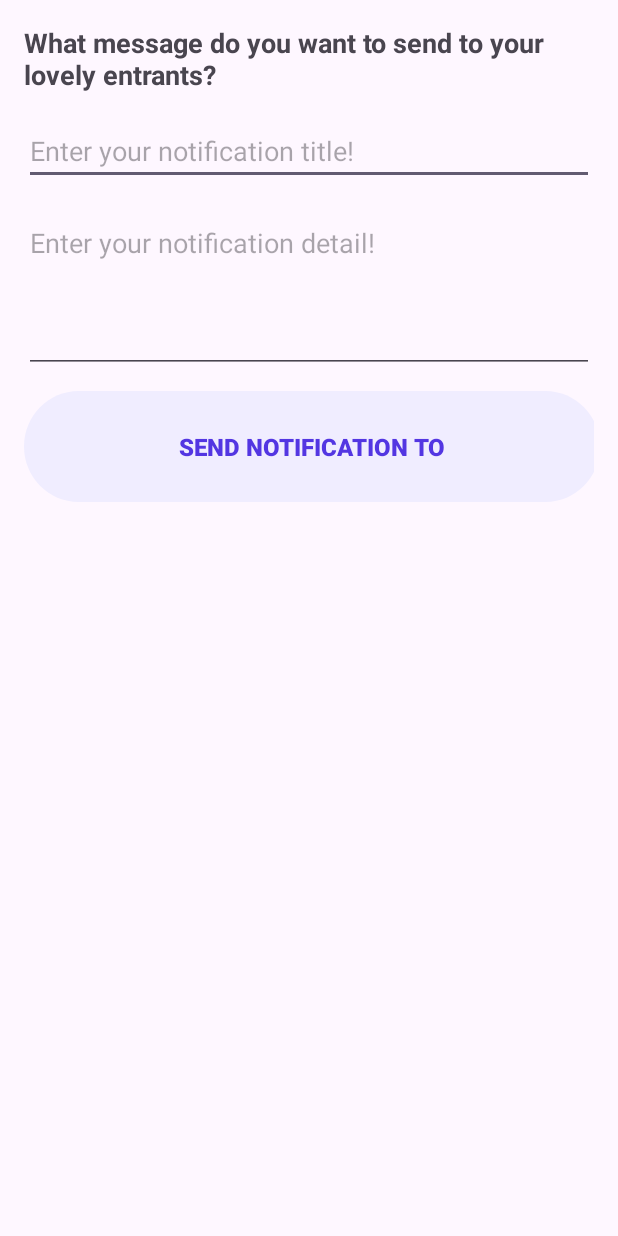
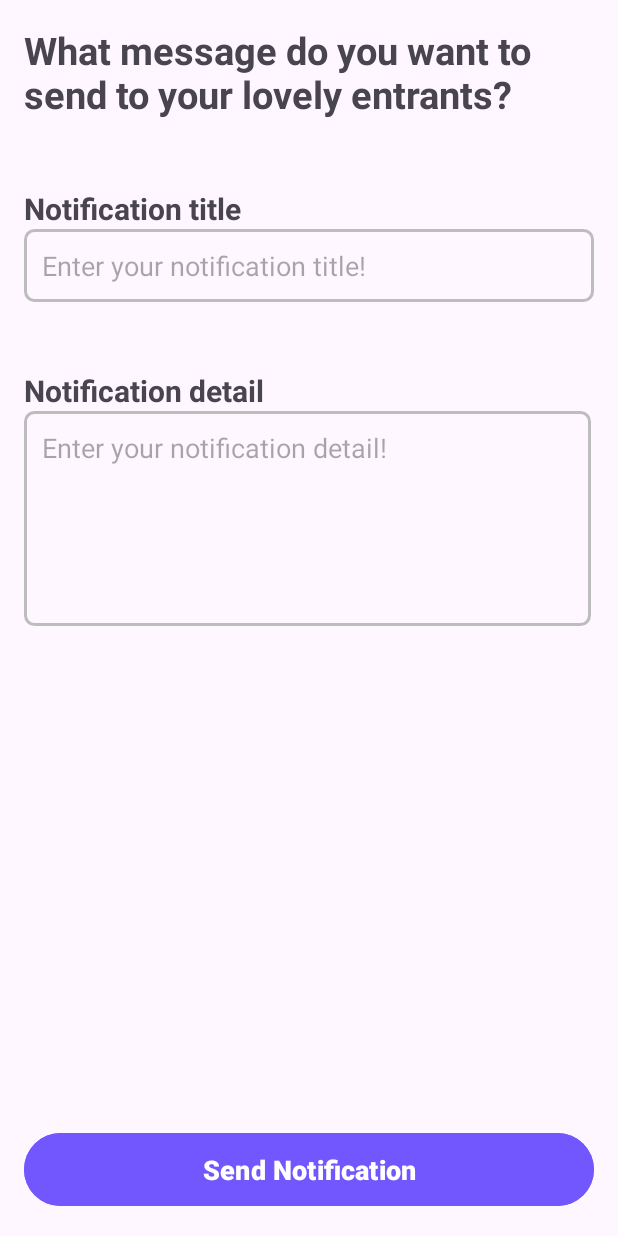
Before and after one commit to CMPUT301F24mohggg/MohgggDraw, an Android app: the layout fragment_notification_details.xml on its own in the app's theme, with its tools: preview values and no code run, on a phone screen of 412 x 824 dp. Run offline under Robolectric (Android 15) with nearby library versions, the light colour scheme and no system bars.

Commit message:
Minor changes

```diff
--- a/app/src/main/res/layout/fragment_notification_details.xml
+++ b/app/src/main/res/layout/fragment_notification_details.xml
@@ -1,11 +1,9 @@
-<?xml version="1.0" encoding="utf-8"?>
-<LinearLayout
+<androidx.constraintlayout.widget.ConstraintLayout
     xmlns:android="http://schemas.android.com/apk/res/android"
     xmlns:app="http://schemas.android.com/apk/res-auto"
     xmlns:tools="http://schemas.android.com/tools"
     android:layout_width="match_parent"
     android:layout_height="match_parent"
-    android:orientation="vertical"
     android:padding="16dp">
 
     <TextView
@@ -13,41 +11,86 @@
         android:layout_width="wrap_content"
         android:layout_height="wrap_content"
         android:text="What message do you want to send to your lovely entrants?"
-        android:textSize="18sp"
+        android:textSize="25sp"
         android:textStyle="bold"
-        android:layout_marginBottom="16dp" />
+        app:layout_constraintEnd_toEndOf="parent"
+        app:layout_constraintStart_toStartOf="parent"
+        app:layout_constraintTop_toTopOf="parent" />
+
+    <TextView
+        android:id="@+id/notification_title_text"
+        android:layout_width="wrap_content"
+        android:layout_height="wrap_content"
+        android:layout_marginTop="45dp"
+        android:text="Notification title"
+        android:textSize="20sp"
+        android:textStyle="bold"
+        app:layout_constraintBottom_toTopOf="@+id/notification_title"
+        app:layout_constraintEnd_toEndOf="parent"
+        app:layout_constraintHorizontal_bias="0.0"
+        app:layout_constraintStart_toStartOf="parent"
+        app:layout_constraintTop_toBottomOf="@+id/tv_notification_title"
+        app:layout_constraintVertical_bias="0.47" />
 
     <EditText
         android:id="@+id/notification_title"
         android:layout_width="match_parent"
         android:layout_height="wrap_content"
+        android:background="@drawable/rounded_edittext"
         android:hint="Enter your notification title!"
-        android:inputType="text" />
+        android:inputType="text"
+        android:padding="12dp"
+        app:layout_constraintEnd_toEndOf="parent"
+        app:layout_constraintHorizontal_bias="0.0"
+        app:layout_constraintStart_toStartOf="parent"
+        app:layout_constraintTop_toBottomOf="@+id/notification_title_text" />
+
+    <TextView
+        android:id="@+id/notification_detail_text"
+        android:layout_width="wrap_content"
+        android:layout_height="wrap_content"
+        android:layout_marginTop="45dp"
+        android:layout_marginEnd="30dp"
+        android:text="Notification detail"
+        android:textSize="20sp"
+        android:textStyle="bold"
+        app:layout_constraintBottom_toTopOf="@+id/notification_detail"
+        app:layout_constraintEnd_toEndOf="parent"
+        app:layout_constraintHorizontal_bias="0.0"
+        app:layout_constraintStart_toStartOf="parent"
+        app:layout_constraintTop_toBottomOf="@+id/notification_title" />
 
     <EditText
         android:id="@+id/notification_detail"
+        android:layout_width="378dp"
+        android:layout_height="143dp"
+        android:background="@drawable/rounded_edittext"
+        android:gravity="top"
+        android:hint="Enter your notification detail!"
+        android:inputType="textMultiLine"
+        android:lines="4"
+        android:padding="12dp"
+        app:layout_constraintEnd_toEndOf="parent"
+        app:layout_constraintHorizontal_bias="0.0"
+        app:layout_constraintStart_toStartOf="parent"
+        app:layout_constraintTop_toBottomOf="@+id/notification_detail_text" />
+
+    <Button
+        android:id="@+id/send_notification_button"
         android:layout_width="match_parent"
         android:layout_height="wrap_content"
-        android:hint="Enter your notification detail!"
-        android:inputType="textMultiLine"
         android:layout_marginTop="16dp"
-        android:lines="4"
-        android:gravity="top" />
+        android:paddingHorizontal="24dp"
+        android:backgroundTint="@color/purple_500"
+        android:text="Send Notification"
+        android:textStyle="bold"
+        android:textSize="18sp"
+        android:textAllCaps="false"
+        android:textColor="@android:color/white"
+        android:paddingVertical="12dp"
+        app:layout_constraintBottom_toBottomOf="parent"
+        app:layout_constraintEnd_toEndOf="parent"
+        app:layout_constraintHorizontal_bias="0.0"
+        app:layout_constraintStart_toStartOf="parent"/>
 
-    <androidx.appcompat.widget.AppCompatButton
-        android:id="@+id/send_notification_button"
-        android:layout_width="384dp"
-        android:layout_height="74dp"
-        android:layout_marginTop="12dp"
-        android:background="@drawable/large_trail"
-        android:gravity="center"
-        android:paddingHorizontal="24dp"
-        android:paddingVertical="16dp"
-        android:text="Send Notification To"
-        android:textColor="#5336E2"
-        android:textSize="16sp"
-        android:textStyle="bold"
-        app:layout_constraintStart_toStartOf="parent"
-        app:layout_constraintTop_toBottomOf="@+id/eventInfoButton" />
-
-</LinearLayout>
+</androidx.constraintlayout.widget.ConstraintLayout>
```
Also changed, not shown: app/src/main/res/layout/fragment_list_selection.xml (+7 -1 lines), app/src/main/res/layout/view_event.xml (+53 -24 lines).
